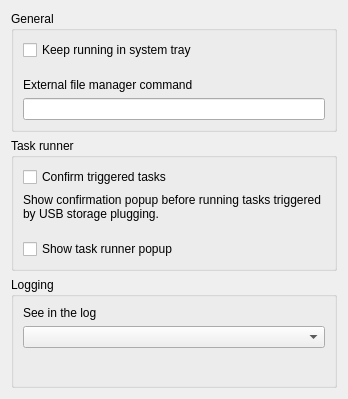
This is App/dialogs/settingsdialog.ui in otsakir/lisa-backup as Qt 5 draws it before an edit. The edited form follows.
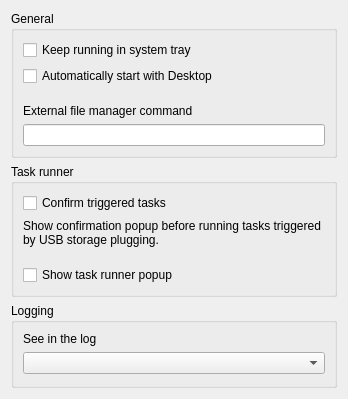
This is the edited form.

Commit message:
Start at boot time feature - refers #84
* add Auto-start checkbox in the settings dialog
* create .desktop file under ~/.config/autostart/ when checked

```diff
--- a/App/dialogs/settingsdialog.ui
+++ b/App/dialogs/settingsdialog.ui
@@ -39,6 +39,13 @@
         </property>
        </widget>
       </item>
+      <item>
+       <widget class="QCheckBox" name="checkBoxAutoStart">
+        <property name="text">
+         <string>Automatically start with Desktop</string>
+        </property>
+       </widget>
+      </item>
       <item>
        <spacer name="verticalSpacer_2">
         <property name="orientation">
```
The commit also changes 6 other files.
